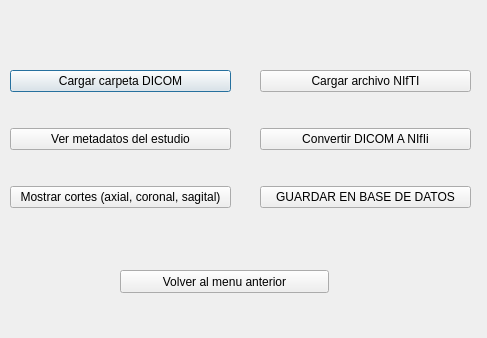
Qt form menu_imagenes_medicas.ui (YesidMunoz/Proyecto_Final) before a commit.
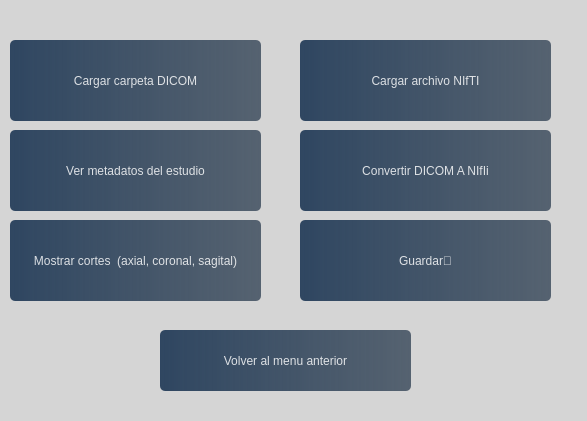
The same form after that commit.

What changed in the file:
```diff
--- a/menu_imagenes_medicas.ui
+++ b/menu_imagenes_medicas.ui
@@ -6,92 +6,13 @@
    <rect>
     <x>0</x>
     <y>0</y>
-    <width>487</width>
-    <height>338</height>
+    <width>587</width>
+    <height>421</height>
    </rect>
   </property>
   <property name="windowTitle">
    <string>Dialog</string>
   </property>
-  <widget class="QWidget" name="layoutWidget">
-   <property name="geometry">
-    <rect>
-     <x>10</x>
-     <y>40</y>
-     <width>221</width>
-     <height>201</height>
-    </rect>
-   </property>
-   <layout class="QVBoxLayout" name="verticalLayout">
-    <item>
-     <widget class="QPushButton" name="boton_cargar_dicom">
-      <property name="text">
-       <string>Cargar carpeta DICOM</string>
-      </property>
-     </widget>
-    </item>
-    <item>
-     <widget class="QPushButton" name="boton_ver_metadatos">
-      <property name="text">
-       <string>Ver metadatos del estudio</string>
-      </property>
-     </widget>
-    </item>
-    <item>
-     <widget class="QPushButton" name="boton_mostrar_cortes">
-      <property name="text">
-       <string>Mostrar cortes (axial, coronal, sagital)</string>
-      </property>
-     </widget>
-    </item>
-   </layout>
-  </widget>
-  <widget class="QPushButton" name="boton_volver">
-   <property name="geometry">
-    <rect>
-     <x>120</x>
-     <y>270</y>
-     <width>209</width>
-     <height>23</height>
-    </rect>
-   </property>
-   <property name="text">
-    <string>Volver al menu anterior</string>
-   </property>
-  </widget>
-  <widget class="QWidget" name="layoutWidget">
-   <property name="geometry">
-    <rect>
-     <x>260</x>
-     <y>40</y>
-     <width>211</width>
-     <height>201</height>
-    </rect>
-   </property>
-   <layout class="QVBoxLayout" name="verticalLayout_2">
-    <item>
-     <widget class="QPushButton" name="boton_cargar_nifti">
-      <property name="text">
-       <string>Cargar archivo NIfTI</string>
-      </property>
-     </widget>
-    </item>
-    <item>
-     <widget class="QPushButton" name="boton_convertir_a_nifti">
-      <property name="text">
-       <string>Convertir DICOM A NIfIi</string>
-      </property>
-     </widget>
-    </item>
-    <item>
-     <widget class="QPushButton" name="boton_guardar_datos">
-      <property name="text">
-       <string>GUARDAR EN BASE DE DATOS</string>
-      </property>
-     </widget>
-    </item>
-   </layout>
-  </widget>
   <widget class="QLabel" name="label_mensaje">
    <property name="geometry">
     <rect>
@@ -105,6 +26,263 @@
     <string/>
    </property>
   </widget>
+  <widget class="QWidget" name="widget" native="true">
+   <property name="geometry">
+    <rect>
+     <x>0</x>
+     <y>0</y>
+     <width>611</width>
+     <height>451</height>
+    </rect>
+   </property>
+   <property name="styleSheet">
+    <string notr="true">background-color:qlineargradient(spread:pad, x1:0.15625, y1:1, x2:1, y2:0, stop:0 rgba(213, 213, 213, 255), stop:0.583333 rgba(213, 213, 213, 255))
+</string>
+   </property>
+   <widget class="QPushButton" name="boton_volver">
+    <property name="geometry">
+     <rect>
+      <x>160</x>
+      <y>330</y>
+      <width>251</width>
+      <height>61</height>
+     </rect>
+    </property>
+    <property name="styleSheet">
+     <string notr="true">QPushButton#boton_volver{
+	background-color:qlineargradient(spread:pad, x1:0, y1:0, x2:1, y2:0, stop:0 rgba(20,47, 78, 219), stop:1 rgba(85, 98, 112, 255));
+	color:rgba(255,255,255,210);
+	border-radius:5px;
+	font-family: &quot;Franklin Gothic Heavy&quot;;
+}
+QPushButton#boton_volver:hover{
+	background-color:qlineargradient(spread:pad, x1:0, y1:0, x2:1, y2:0, stop:0 rgba(40,67, 98, 219), stop:1 rgba(105, 118, 132, 255));
+	color:rgba(255,255,255,210);
+	border-radius:5px;
+	font-family: &quot;Franklin Gothic Heavy&quot;;
+}
+QPushButton#boton_volver:pressed{
+	padding-left:5px;
+	padding-top:5px;
+background-color:rgba(105,118,132,200);
+font-family: &quot;Franklin Gothic Heavy&quot;;
+}
+</string>
+    </property>
+    <property name="text">
+     <string>Volver al menu anterior</string>
+    </property>
+   </widget>
+   <widget class="QPushButton" name="boton_ver_metadatos">
+    <property name="geometry">
+     <rect>
+      <x>10</x>
+      <y>130</y>
+      <width>251</width>
+      <height>81</height>
+     </rect>
+    </property>
+    <property name="styleSheet">
+     <string notr="true">
+QPushButton#boton_ver_metadatos{
+	background-color:qlineargradient(spread:pad, x1:0, y1:0, x2:1, y2:0, stop:0 rgba(20,47, 78, 219), stop:1 rgba(85, 98, 112, 255));
+	color:rgba(255,255,255,210);
+	border-radius:5px;
+	font-family: &quot;Franklin Gothic Heavy&quot;;
+}
+QPushButton#boton_ver_metadatos:hover{
+	background-color:qlineargradient(spread:pad, x1:0, y1:0, x2:1, y2:0, stop:0 rgba(40,67, 98, 219), stop:1 rgba(105, 118, 132, 255));
+	color:rgba(255,255,255,210);
+	border-radius:5px;
+	font-family: &quot;Franklin Gothic Heavy&quot;;
+}
+QPushButton#boton_ver_metadatos:pressed{
+	padding-left:5px;
+	padding-top:5px;
+background-color:rgba(105,118,132,200);
+font-family: &quot;Franklin Gothic Heavy&quot;;
+}
+</string>
+    </property>
+    <property name="text">
+     <string>Ver metadatos del estudio</string>
+    </property>
+   </widget>
+   <widget class="QPushButton" name="boton_cargar_dicom">
+    <property name="geometry">
+     <rect>
+      <x>10</x>
+      <y>40</y>
+      <width>251</width>
+      <height>81</height>
+     </rect>
+    </property>
+    <property name="styleSheet">
+     <string notr="true">
+QPushButton#boton_cargar_dicom{
+	background-color:qlineargradient(spread:pad, x1:0, y1:0, x2:1, y2:0, stop:0 rgba(20,47, 78, 219), stop:1 rgba(85, 98, 112, 255));
+	color:rgba(255,255,255,210);
+	border-radius:5px;
+	font-family: &quot;Franklin Gothic Heavy&quot;;
+}
+QPushButton#boton_cargar_dicom:hover{
+	background-color:qlineargradient(spread:pad, x1:0, y1:0, x2:1, y2:0, stop:0 rgba(40,67, 98, 219), stop:1 rgba(105, 118, 132, 255));
+	color:rgba(255,255,255,210);
+	border-radius:5px;
+	font-family: &quot;Franklin Gothic Heavy&quot;;
+}
+QPushButton#boton_cargar_dicom:pressed{
+	padding-left:5px;
+	padding-top:5px;
+background-color:rgba(105,118,132,200);
+font-family: &quot;Franklin Gothic Heavy&quot;;
+}
+</string>
+    </property>
+    <property name="text">
+     <string>Cargar carpeta DICOM</string>
+    </property>
+   </widget>
+   <widget class="QPushButton" name="boton_mostrar_cortes">
+    <property name="geometry">
+     <rect>
+      <x>10</x>
+      <y>220</y>
+      <width>251</width>
+      <height>81</height>
+     </rect>
+    </property>
+    <property name="styleSheet">
+     <string notr="true">QPushButton#boton_mostrar_cortes{
+	background-color:qlineargradient(spread:pad, x1:0, y1:0, x2:1, y2:0, stop:0 rgba(20,47, 78, 219), stop:1 rgba(85, 98, 112, 255));
+	color:rgba(255,255,255,210);
+	border-radius:5px;
+	font-family: &quot;Franklin Gothic Heavy&quot;;
+}
+QPushButton#boton_mostrar_cortes:hover{
+	background-color:qlineargradient(spread:pad, x1:0, y1:0, x2:1, y2:0, stop:0 rgba(40,67, 98, 219), stop:1 rgba(105, 118, 132, 255));
+	color:rgba(255,255,255,210);
+	border-radius:5px;
+	font-family: &quot;Franklin Gothic Heavy&quot;;
+}
+QPushButton#boton_mostrar_cortes:pressed{
+	padding-left:5px;
+	padding-top:5px;
+background-color:rgba(105,118,132,200);
+font-family: &quot;Franklin Gothic Heavy&quot;;
+}
+</string>
+    </property>
+    <property name="text">
+     <string>Mostrar cortes  (axial, coronal, sagital)</string>
+    </property>
+   </widget>
+   <widget class="QPushButton" name="boton_convertir_a_nifti">
+    <property name="geometry">
+     <rect>
+      <x>300</x>
+      <y>130</y>
+      <width>251</width>
+      <height>81</height>
+     </rect>
+    </property>
+    <property name="styleSheet">
+     <string notr="true">QPushButton#boton_convertir_a_nifti{
+	background-color:qlineargradient(spread:pad, x1:0, y1:0, x2:1, y2:0, stop:0 rgba(20,47, 78, 219), stop:1 rgba(85, 98, 112, 255));
+	color:rgba(255,255,255,210);
+	border-radius:5px;
+	font-family: &quot;Franklin Gothic Heavy&quot;;
+}
+QPushButton#boton_convertir_a_nifti:hover{
+	background-color:qlineargradient(spread:pad, x1:0, y1:0, x2:1, y2:0, stop:0 rgba(40,67, 98, 219), stop:1 rgba(105, 118, 132, 255));
+	color:rgba(255,255,255,210);
+	border-radius:5px;
+	font-family: &quot;Franklin Gothic Heavy&quot;;
+}
+QPushButton#boton_convertir_a_nifti:pressed{
+	padding-left:5px;
+	padding-top:5px;
+background-color:rgba(105,118,132,200);
+font-family: &quot;Franklin Gothic Heavy&quot;;
+}
+</string>
+    </property>
+    <property name="text">
+     <string>Convertir DICOM A NIfIi</string>
+    </property>
+   </widget>
+   <widget class="QPushButton" name="boton_cargar_nifti">
+    <property name="geometry">
+     <rect>
+      <x>300</x>
+      <y>40</y>
+      <width>251</width>
+      <height>81</height>
+     </rect>
+    </property>
+    <property name="styleSheet">
+     <string notr="true">
+QPushButton#boton_cargar_nifti{
+	background-color:qlineargradient(spread:pad, x1:0, y1:0, x2:1, y2:0, stop:0 rgba(20,47, 78, 219), stop:1 rgba(85, 98, 112, 255));
+	color:rgba(255,255,255,210);
+	border-radius:5px;
+	font-family: &quot;Franklin Gothic Heavy&quot;;
+}
+QPushButton#boton_cargar_nifti:hover{
+	background-color:qlineargradient(spread:pad, x1:0, y1:0, x2:1, y2:0, stop:0 rgba(40,67, 98, 219), stop:1 rgba(105, 118, 132, 255));
+	color:rgba(255,255,255,210);
+	border-radius:5px;
+	font-family: &quot;Franklin Gothic Heavy&quot;;
+}
+QPushButton#boton_cargar_nifti:pressed{
+	padding-left:5px;
+	padding-top:5px;
+background-color:rgba(105,118,132,200);
+font-family: &quot;Franklin Gothic Heavy&quot;;
+}
+</string>
+    </property>
+    <property name="text">
+     <string>Cargar archivo NIfTI</string>
+    </property>
+   </widget>
+   <widget class="QPushButton" name="boton_guardar_datos">
+    <property name="geometry">
+     <rect>
+      <x>300</x>
+      <y>220</y>
+      <width>251</width>
+      <height>81</height>
+     </rect>
+    </property>
+    <property name="styleSheet">
+     <string notr="true">QPushButton#boton_guardar_datos{
+	background-color:qlineargradient(spread:pad, x1:0, y1:0, x2:1, y2:0, stop:0 rgba(20,47, 78, 219), stop:1 rgba(85, 98, 112, 255));
+	color:rgba(255,255,255,210);
+	border-radius:5px;
+	font-family: &quot;Franklin Gothic Heavy&quot;;
+}
+QPushButton#boton_guardar_datos:hover{
+	background-color:qlineargradient(spread:pad, x1:0, y1:0, x2:1, y2:0, stop:0 rgba(40,67, 98, 219), stop:1 rgba(105, 118, 132, 255));
+	color:rgba(255,255,255,210);
+	border-radius:5px;
+	font-family: &quot;Franklin Gothic Heavy&quot;;
+}
+QPushButton#boton_guardar_datos:pressed{
+	padding-left:5px;
+	padding-top:5px;
+background-color:rgba(105,118,132,200);
+font-family: &quot;Franklin Gothic Heavy&quot;;
+}
+</string>
+    </property>
+    <property name="text">
+     <string>Guardar💾</string>
+    </property>
+   </widget>
+  </widget>
+  <zorder>widget</zorder>
+  <zorder>label_mensaje</zorder>
  </widget>
  <resources/>
  <connections/>
```
